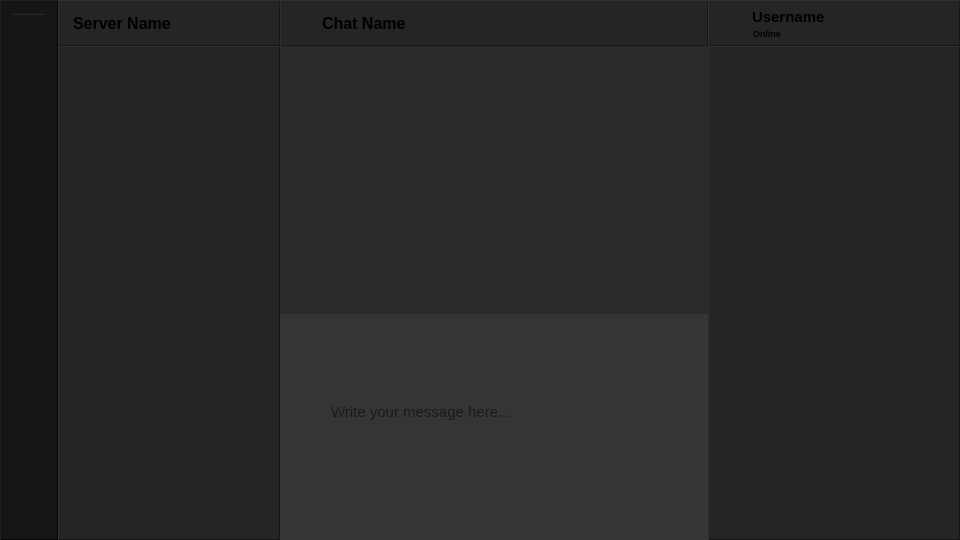
Above: widgets/main_page/main_page.ui from LiquidIce64/ScatterComms before the change. Below: the same form after it.
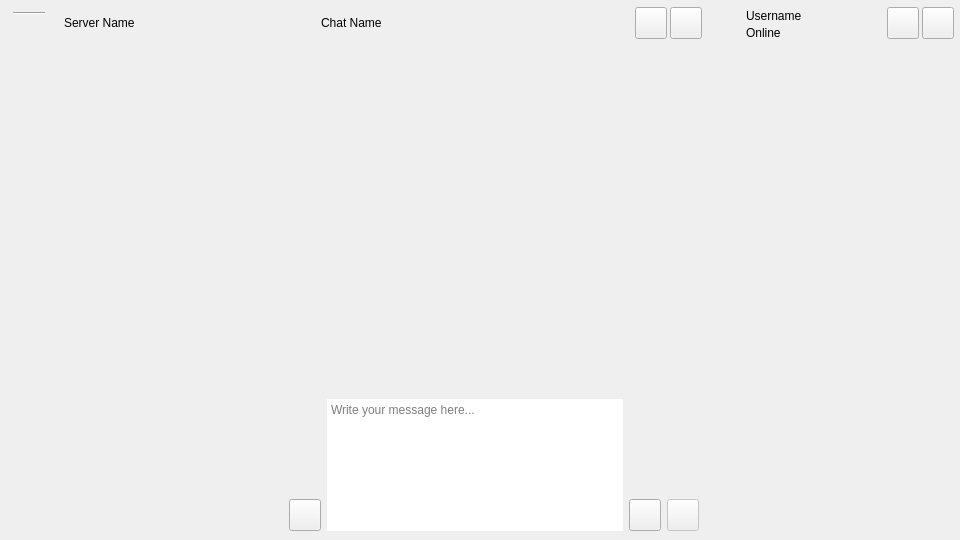
That is the form after the change. Icons and pictures are not drawn. Custom widgets are drawn as their Qt base class.

Patch:
```diff
--- a/widgets/main_page/main_page.ui
+++ b/widgets/main_page/main_page.ui
@@ -137,12 +137,13 @@
 #btn_notifications[highlight=&quot;true&quot;], #btn_pinned_messages[highlight=&quot;true&quot;],
 #btn_settings[highlight=&quot;true&quot;], #btn_search[highlight=&quot;true&quot;] {color: white;}
 
-#btn_server_title:hover, #btn_server_title:focus, #btn_server_title[checked=&quot;true&quot;],
-#btn_profile:hover, #btn_profile:focus, #btn_profile[checked=&quot;true&quot;] {
+#btn_server_title:hover, #btn_server_title:focus,
+#btn_profile:hover, #btn_profile:focus {
 	background-color: #303030;
 }
 
-#btn_notifications:checked, #btn_pinned_messages:checked, #btn_search:checked {
+#btn_notifications:checked, #btn_pinned_messages:checked, #btn_search:checked,
+#btn_server_title[checked=&quot;true&quot;], #btn_profile[checked=&quot;true&quot;] {
 	background-color: #404040;
 }
 
```
Left out of the diff: 3 changed lines with no effect on the pictures.
